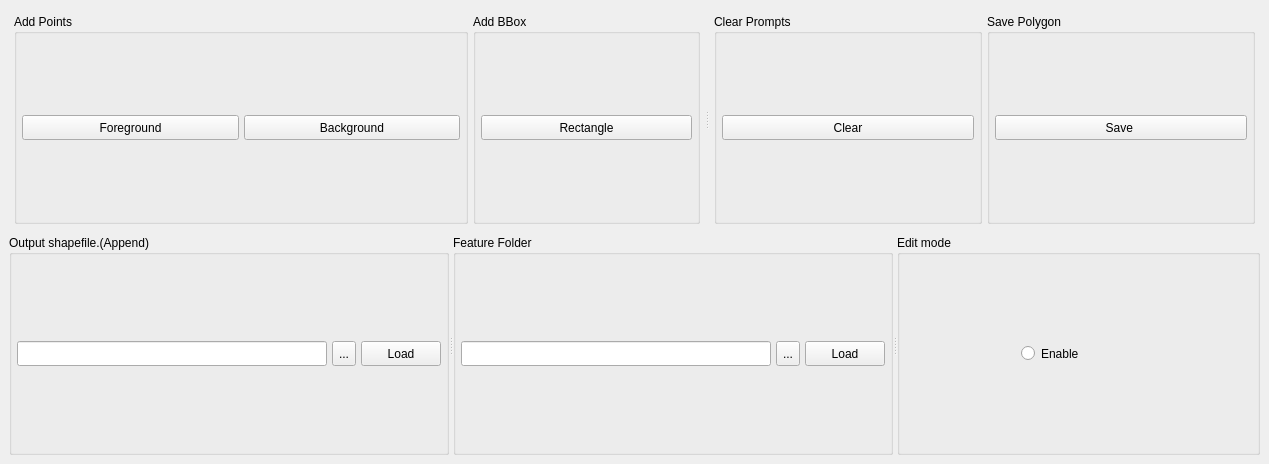
Before: the Qt Designer form ui/Selector.ui in coolzhao/Geo-SAM, drawn with Qt 5.
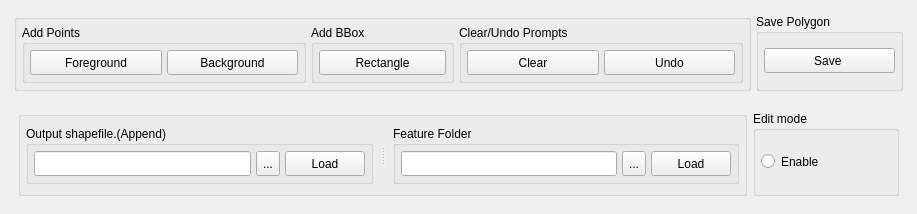
After: the same form once the commit is applied. Custom widgets are drawn as their Qt base class.

Commit message: refine ui layerout

The edit to the form file:
```diff
--- a/ui/Selector.ui
+++ b/ui/Selector.ui
@@ -6,8 +6,8 @@
    <rect>
     <x>0</x>
     <y>0</y>
-    <width>1269</width>
-    <height>464</height>
+    <width>917</width>
+    <height>208</height>
    </rect>
   </property>
   <property name="windowTitle">
@@ -15,252 +15,38 @@
   </property>
   <widget class="QWidget" name="dockWidgetContents">
    <layout class="QGridLayout" name="gridLayout">
-    <item row="1" column="0">
-     <widget class="QSplitter" name="splitterBottom">
-      <property name="orientation">
-       <enum>Qt::Horizontal</enum>
-      </property>
-      <widget class="QGroupBox" name="OutShapefileGroupBox">
-       <property name="title">
-        <string>Output shapefile.(Append)</string>
-       </property>
-       <layout class="QGridLayout" name="gridLayout_6">
-        <property name="leftMargin">
-         <number>5</number>
-        </property>
-        <property name="topMargin">
-         <number>5</number>
-        </property>
-        <property name="rightMargin">
-         <number>5</number>
-        </property>
-        <property name="bottomMargin">
-         <number>5</number>
-        </property>
-        <property name="spacing">
-         <number>5</number>
-        </property>
-        <item row="2" column="0">
-         <layout class="QHBoxLayout" name="horizontalLayout_6">
-          <item>
-           <widget class="QLineEdit" name="path_out">
-            <property name="minimumSize">
-             <size>
-              <width>0</width>
-              <height>25</height>
-             </size>
-            </property>
-            <property name="text">
-             <string/>
-            </property>
-           </widget>
-          </item>
-          <item>
-           <widget class="QToolButton" name="pushButton_find_file">
-            <property name="minimumSize">
-             <size>
-              <width>0</width>
-              <height>25</height>
-             </size>
-            </property>
-            <property name="text">
-             <string>...</string>
-            </property>
-           </widget>
-          </item>
-          <item>
-           <widget class="QPushButton" name="pushButton_load_file">
-            <property name="minimumSize">
-             <size>
-              <width>0</width>
-              <height>25</height>
-             </size>
-            </property>
-            <property name="text">
-             <string>Load</string>
-            </property>
-           </widget>
-          </item>
-         </layout>
-        </item>
-       </layout>
-      </widget>
-      <widget class="QGroupBox" name="FeatureFolderGroupBox">
-       <property name="title">
-        <string>Feature Folder</string>
-       </property>
-       <layout class="QGridLayout" name="gridLayout_5">
-        <property name="leftMargin">
-         <number>5</number>
-        </property>
-        <property name="topMargin">
-         <number>5</number>
-        </property>
-        <property name="rightMargin">
-         <number>5</number>
-        </property>
-        <property name="bottomMargin">
-         <number>5</number>
-        </property>
-        <property name="spacing">
-         <number>5</number>
-        </property>
-        <item row="2" column="0">
-         <spacer name="verticalSpacer_9">
-          <property name="orientation">
-           <enum>Qt::Vertical</enum>
-          </property>
-          <property name="sizeHint" stdset="0">
-           <size>
-            <width>20</width>
-            <height>5</height>
-           </size>
-          </property>
-         </spacer>
-        </item>
-        <item row="3" column="0">
-         <layout class="QHBoxLayout" name="horizontalLayout_3" stretch="0,0,0">
-          <item>
-           <widget class="QLineEdit" name="path_feature">
-            <property name="minimumSize">
-             <size>
-              <width>0</width>
-              <height>25</height>
-             </size>
-            </property>
-            <property name="text">
-             <string/>
-            </property>
-           </widget>
-          </item>
-          <item>
-           <widget class="QToolButton" name="pushButton_find_feature">
-            <property name="minimumSize">
-             <size>
-              <width>0</width>
-              <height>25</height>
-             </size>
-            </property>
-            <property name="text">
-             <string>...</string>
-            </property>
-           </widget>
-          </item>
-          <item>
-           <widget class="QPushButton" name="pushButton_load_feature">
-            <property name="minimumSize">
-             <size>
-              <width>0</width>
-              <height>25</height>
-             </size>
-            </property>
-            <property name="text">
-             <string>Load</string>
-            </property>
-           </widget>
-          </item>
-         </layout>
-        </item>
-        <item row="4" column="0">
-         <spacer name="verticalSpacer_10">
-          <property name="orientation">
-           <enum>Qt::Vertical</enum>
-          </property>
-          <property name="sizeHint" stdset="0">
-           <size>
-            <width>20</width>
-            <height>5</height>
-           </size>
-          </property>
-         </spacer>
-        </item>
-       </layout>
-      </widget>
-      <widget class="QGroupBox" name="EditModeGroupBox">
-       <property name="title">
-        <string>Edit mode</string>
-       </property>
-       <layout class="QGridLayout" name="EditMode">
-        <property name="leftMargin">
-         <number>5</number>
-        </property>
-        <property name="topMargin">
-         <number>5</number>
-        </property>
-        <property name="rightMargin">
-         <number>5</number>
-        </property>
-        <property name="bottomMargin">
-         <number>5</number>
-        </property>
-        <property name="spacing">
-         <number>5</number>
-        </property>
-        <item row="1" column="0">
-         <spacer name="horizontalSpacer">
-          <property name="orientation">
-           <enum>Qt::Horizontal</enum>
-          </property>
-          <property name="sizeHint" stdset="0">
-           <size>
-            <width>40</width>
-            <height>20</height>
-           </size>
-          </property>
-         </spacer>
-        </item>
-        <item row="1" column="1">
-         <widget class="QRadioButton" name="radioButton_enable">
-          <property name="sizePolicy">
-           <sizepolicy hsizetype="Expanding" vsizetype="Fixed">
-            <horstretch>0</horstretch>
-            <verstretch>0</verstretch>
-           </sizepolicy>
-          </property>
-          <property name="minimumSize">
-           <size>
-            <width>100</width>
-            <height>25</height>
-           </size>
-          </property>
-          <property name="text">
-           <string>Enable</string>
-          </property>
-          <property name="checked">
-           <bool>false</bool>
-          </property>
-         </widget>
-        </item>
-        <item row="1" column="2">
-         <spacer name="horizontalSpacer_2">
-          <property name="orientation">
-           <enum>Qt::Horizontal</enum>
-          </property>
-          <property name="sizeHint" stdset="0">
-           <size>
-            <width>40</width>
-            <height>20</height>
-           </size>
-          </property>
-         </spacer>
-        </item>
-       </layout>
-      </widget>
-     </widget>
-    </item>
     <item row="0" column="0">
-     <widget class="QSplitter" name="splitterTop">
-      <property name="orientation">
-       <enum>Qt::Horizontal</enum>
-      </property>
-      <widget class="QFrame" name="PromptSelector">
+     <layout class="QVBoxLayout" name="verticalLayout" stretch="1,1">
+      <item>
+       <widget class="QFrame" name="Top">
+        <property name="toolTip">
+         <string>Shortcut: C</string>
+        </property>
+        <layout class="QHBoxLayout" name="horizontalLayout_3" stretch="5,1">
+         <property name="spacing">
+          <number>5</number>
+         </property>
+         <property name="leftMargin">
+          <number>5</number>
+         </property>
+         <property name="topMargin">
+          <number>5</number>
+         </property>
+         <property name="rightMargin">
+          <number>5</number>
+         </property>
+         <property name="bottomMargin">
+          <number>5</number>
+         </property>
+         <item>
+          <widget class="QGroupBox" name="PromptSelector">
        <property name="sizePolicy">
         <sizepolicy hsizetype="Preferred" vsizetype="Preferred">
          <horstretch>0</horstretch>
          <verstretch>0</verstretch>
         </sizepolicy>
        </property>
-       <layout class="QHBoxLayout" name="horizontalLayout_5" stretch="6,3">
+           <layout class="QHBoxLayout" name="horizontalLayout_5" stretch="2,1,2">
         <property name="spacing">
          <number>5</number>
         </property>
@@ -405,34 +191,12 @@
           </layout>
          </widget>
         </item>
-       </layout>
-      </widget>
-      <widget class="QFrame" name="PolygonManager">
-       <property name="toolTip">
-        <string>Shortcut: C</string>
-       </property>
-       <layout class="QHBoxLayout" name="horizontalLayout">
-        <property name="spacing">
-         <number>5</number>
-        </property>
-        <property name="leftMargin">
-         <number>5</number>
-        </property>
-        <property name="topMargin">
-         <number>5</number>
-        </property>
-        <property name="rightMargin">
-         <number>5</number>
-        </property>
-        <property name="bottomMargin">
-         <number>5</number>
-        </property>
         <item>
          <widget class="QGroupBox" name="ClearPromptGroupBox">
           <property name="title">
-           <string>Clear Prompts</string>
-          </property>
-          <layout class="QGridLayout" name="gridLayout_3">
+               <string>Clear/Undo Prompts</string>
+              </property>
+              <layout class="QGridLayout" name="gridLayout_7">
            <property name="leftMargin">
             <number>5</number>
            </property>
@@ -470,6 +234,31 @@
              </property>
             </widget>
            </item>
+               <item row="3" column="1">
+                <widget class="QPushButton" name="pushButton_undo">
+                 <property name="sizePolicy">
+                  <sizepolicy hsizetype="Expanding" vsizetype="Fixed">
+                   <horstretch>0</horstretch>
+                   <verstretch>0</verstretch>
+                  </sizepolicy>
+                 </property>
+                 <property name="minimumSize">
+                  <size>
+                   <width>100</width>
+                   <height>25</height>
+                  </size>
+                 </property>
+                 <property name="toolTip">
+                  <string>Press &quot;Z&quot; to undo (shortcut)</string>
+                 </property>
+                 <property name="text">
+                  <string>Undo</string>
+                 </property>
+                </widget>
+               </item>
+              </layout>
+             </widget>
+            </item>
           </layout>
          </widget>
         </item>
@@ -520,8 +309,215 @@
          </widget>
         </item>
        </layout>
-      </widget>
-     </widget>
+        <zorder>PolygonGroupBox</zorder>
+        <zorder>PromptSelector</zorder>
+       </widget>
+      </item>
+      <item>
+       <widget class="QFrame" name="Bottom">
+        <layout class="QHBoxLayout" name="Bottom_row" stretch="5,1">
+         <item>
+          <widget class="QGroupBox" name="DirGroupBox">
+           <layout class="QHBoxLayout" name="horizontalLayout">
+            <property name="leftMargin">
+             <number>5</number>
+            </property>
+            <property name="rightMargin">
+             <number>5</number>
+            </property>
+            <item>
+             <widget class="QSplitter" name="splitterBottom">
+              <property name="orientation">
+               <enum>Qt::Horizontal</enum>
+              </property>
+              <property name="handleWidth">
+               <number>20</number>
+              </property>
+              <widget class="QGroupBox" name="OutShapefileGroupBox">
+               <property name="title">
+                <string>Output shapefile.(Append)</string>
+               </property>
+               <layout class="QGridLayout" name="gridLayout_10">
+                <property name="leftMargin">
+                 <number>5</number>
+                </property>
+                <property name="topMargin">
+                 <number>5</number>
+                </property>
+                <property name="rightMargin">
+                 <number>5</number>
+                </property>
+                <property name="bottomMargin">
+                 <number>5</number>
+                </property>
+                <property name="spacing">
+                 <number>5</number>
+                </property>
+                <item row="2" column="0">
+                 <layout class="QHBoxLayout" name="horizontalLayout_dir">
+                  <item>
+                   <widget class="QLineEdit" name="path_out">
+                    <property name="minimumSize">
+                     <size>
+                      <width>0</width>
+                      <height>25</height>
+                     </size>
+                    </property>
+                    <property name="text">
+                     <string/>
+                    </property>
+                   </widget>
+                  </item>
+                  <item>
+                   <widget class="QToolButton" name="pushButton_find_file">
+                    <property name="minimumSize">
+                     <size>
+                      <width>0</width>
+                      <height>25</height>
+                     </size>
+                    </property>
+                    <property name="text">
+                     <string>...</string>
+                    </property>
+                   </widget>
+                  </item>
+                  <item>
+                   <widget class="QPushButton" name="pushButton_load_file">
+                    <property name="minimumSize">
+                     <size>
+                      <width>0</width>
+                      <height>25</height>
+                     </size>
+                    </property>
+                    <property name="text">
+                     <string>Load</string>
+                    </property>
+                   </widget>
+                  </item>
+                 </layout>
+                </item>
+               </layout>
+              </widget>
+              <widget class="QGroupBox" name="FeatureFolderGroupBox">
+               <property name="title">
+                <string>Feature Folder</string>
+               </property>
+               <layout class="QGridLayout" name="gridLayout_11">
+                <property name="leftMargin">
+                 <number>5</number>
+                </property>
+                <property name="topMargin">
+                 <number>5</number>
+                </property>
+                <property name="rightMargin">
+                 <number>5</number>
+                </property>
+                <property name="bottomMargin">
+                 <number>5</number>
+                </property>
+                <property name="spacing">
+                 <number>5</number>
+                </property>
+                <item row="2" column="0">
+                 <layout class="QHBoxLayout" name="Feature_folder" stretch="0,0,0">
+                  <item>
+                   <widget class="QLineEdit" name="path_feature">
+                    <property name="minimumSize">
+                     <size>
+                      <width>0</width>
+                      <height>25</height>
+                     </size>
+                    </property>
+                    <property name="text">
+                     <string/>
+                    </property>
+                   </widget>
+                  </item>
+                  <item>
+                   <widget class="QToolButton" name="pushButton_find_feature">
+                    <property name="minimumSize">
+                     <size>
+                      <width>0</width>
+                      <height>25</height>
+                     </size>
+                    </property>
+                    <property name="text">
+                     <string>...</string>
+                    </property>
+                   </widget>
+                  </item>
+                  <item>
+                   <widget class="QPushButton" name="pushButton_load_feature">
+                    <property name="minimumSize">
+                     <size>
+                      <width>0</width>
+                      <height>25</height>
+                     </size>
+                    </property>
+                    <property name="text">
+                     <string>Load</string>
+                    </property>
+                   </widget>
+                  </item>
+                 </layout>
+                </item>
+               </layout>
+              </widget>
+             </widget>
+            </item>
+           </layout>
+          </widget>
+         </item>
+         <item>
+          <widget class="QGroupBox" name="EditModeGroupBox">
+           <property name="title">
+            <string>Edit mode</string>
+           </property>
+           <layout class="QGridLayout" name="EditMode">
+            <property name="leftMargin">
+             <number>5</number>
+            </property>
+            <property name="topMargin">
+             <number>5</number>
+            </property>
+            <property name="rightMargin">
+             <number>5</number>
+            </property>
+            <property name="bottomMargin">
+             <number>5</number>
+            </property>
+            <property name="spacing">
+             <number>5</number>
+            </property>
+            <item row="1" column="0">
+             <widget class="QRadioButton" name="radioButton_enable">
+              <property name="sizePolicy">
+               <sizepolicy hsizetype="Expanding" vsizetype="Fixed">
+                <horstretch>0</horstretch>
+                <verstretch>0</verstretch>
+               </sizepolicy>
+              </property>
+              <property name="minimumSize">
+               <size>
+                <width>100</width>
+                <height>25</height>
+               </size>
+              </property>
+              <property name="text">
+               <string>Enable</string>
+              </property>
+              <property name="checked">
+               <bool>false</bool>
+              </property>
+             </widget>
+            </item>
+           </layout>
+          </widget>
+         </item>
+        </layout>
+       </widget>
+      </item>
+     </layout>
     </item>
    </layout>
   </widget>
```
Left out of the diff: 12 changed lines with no effect on the pictures. Lines whose indentation alone changed are shown as unchanged.
